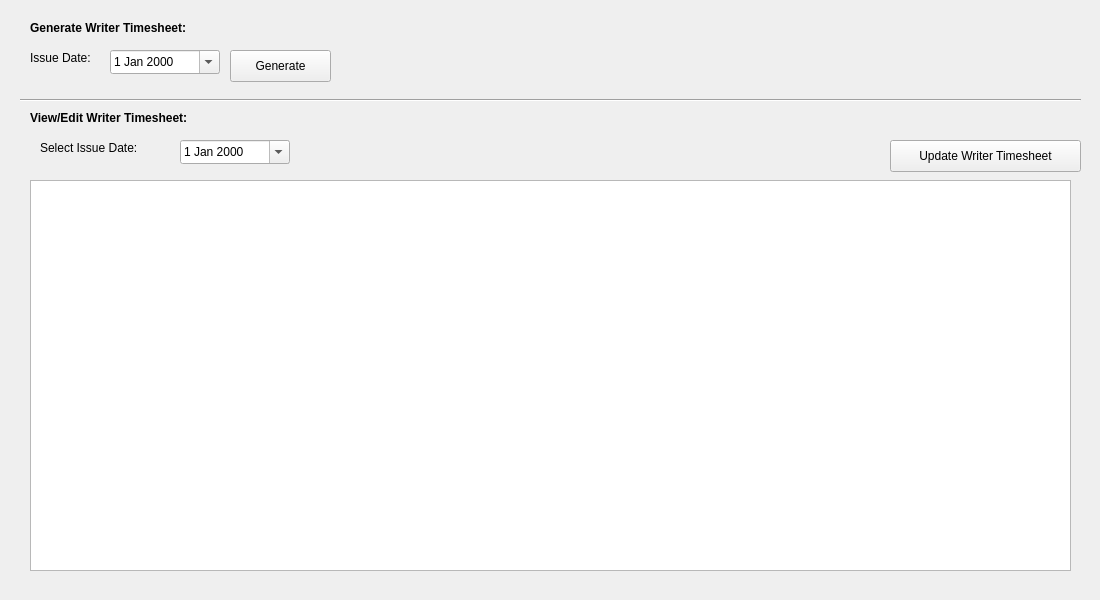
First picture: the form in LAWRENTIAN/LuD/writertimesheetwidget.ui, repository pyridine/LAWRENTIAN, before the edit.
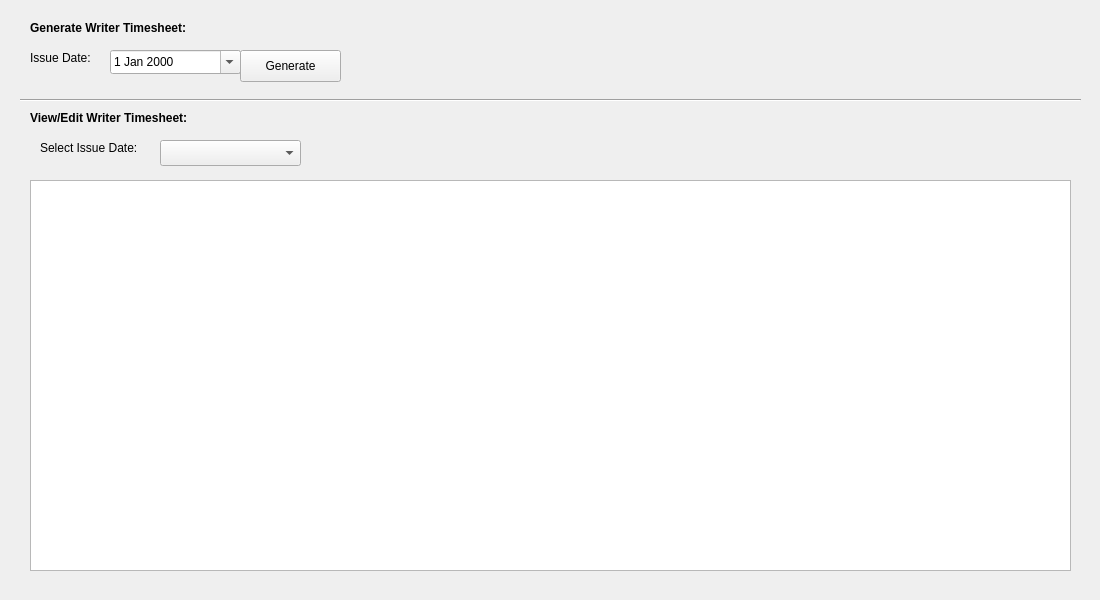
Second picture: the form after the edit.

Commit message: Thread stuff working. Done with the archive stuff. Mostly done with timesheet stuff

Diff of the .ui file:
```diff
--- a/LAWRENTIAN/LuD/writertimesheetwidget.ui
+++ b/LAWRENTIAN/LuD/writertimesheetwidget.ui
@@ -13,19 +13,6 @@
   <property name="windowTitle">
    <string>Form</string>
   </property>
-  <widget class="QPushButton" name="updateWriterTimesheetButton">
-   <property name="geometry">
-    <rect>
-     <x>890</x>
-     <y>140</y>
-     <width>191</width>
-     <height>32</height>
-    </rect>
-   </property>
-   <property name="text">
-    <string>Update Writer Timesheet</string>
-   </property>
-  </widget>
   <widget class="QTableWidget" name="writerTimesheetTable">
    <property name="geometry">
     <rect>
@@ -73,10 +60,13 @@
     <rect>
      <x>110</x>
      <y>50</y>
-     <width>110</width>
+     <width>131</width>
      <height>24</height>
     </rect>
    </property>
+   <property name="displayFormat">
+    <string>d MMM yyyy</string>
+   </property>
    <property name="calendarPopup">
     <bool>true</bool>
    </property>
@@ -126,23 +116,10 @@
     <string>Select Issue Date:</string>
    </property>
   </widget>
-  <widget class="QDateEdit" name="selectIssueDate">
-   <property name="geometry">
-    <rect>
-     <x>180</x>
-     <y>140</y>
-     <width>110</width>
-     <height>24</height>
-    </rect>
-   </property>
-   <property name="calendarPopup">
-    <bool>true</bool>
-   </property>
-  </widget>
   <widget class="QPushButton" name="generateTimesheetButton">
    <property name="geometry">
     <rect>
-     <x>230</x>
+     <x>240</x>
      <y>50</y>
      <width>101</width>
      <height>32</height>
@@ -152,6 +129,16 @@
     <string>Generate</string>
    </property>
   </widget>
+  <widget class="QComboBox" name="selectIssueDateComboBox">
+   <property name="geometry">
+    <rect>
+     <x>160</x>
+     <y>140</y>
+     <width>141</width>
+     <height>26</height>
+    </rect>
+   </property>
+  </widget>
  </widget>
  <resources/>
  <connections/>
```
The commit also changes 53 other files.
